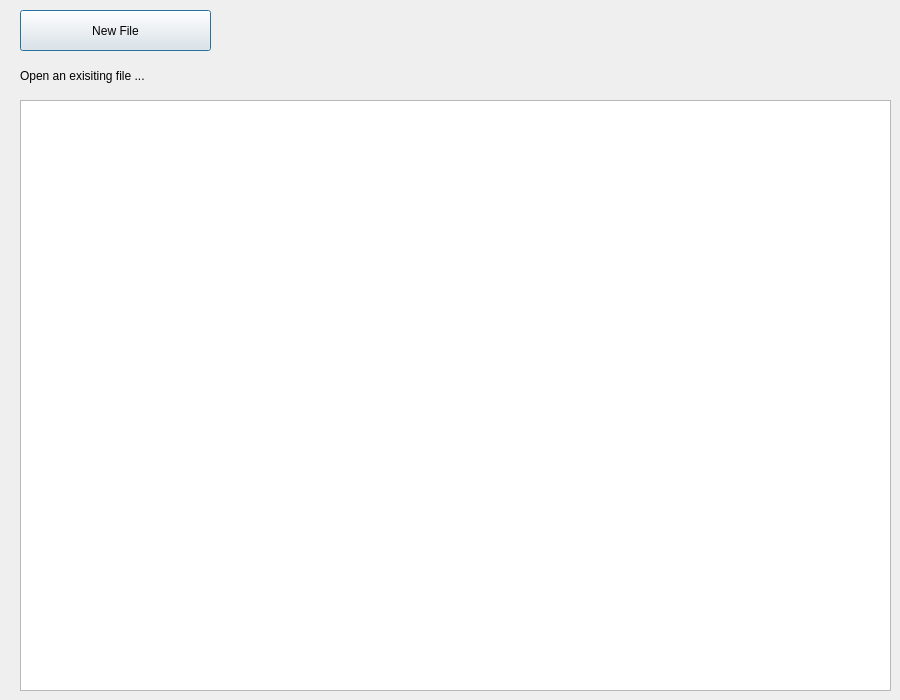
Old version of the form openfiledialog.ui in the repository letol/shared-editor.
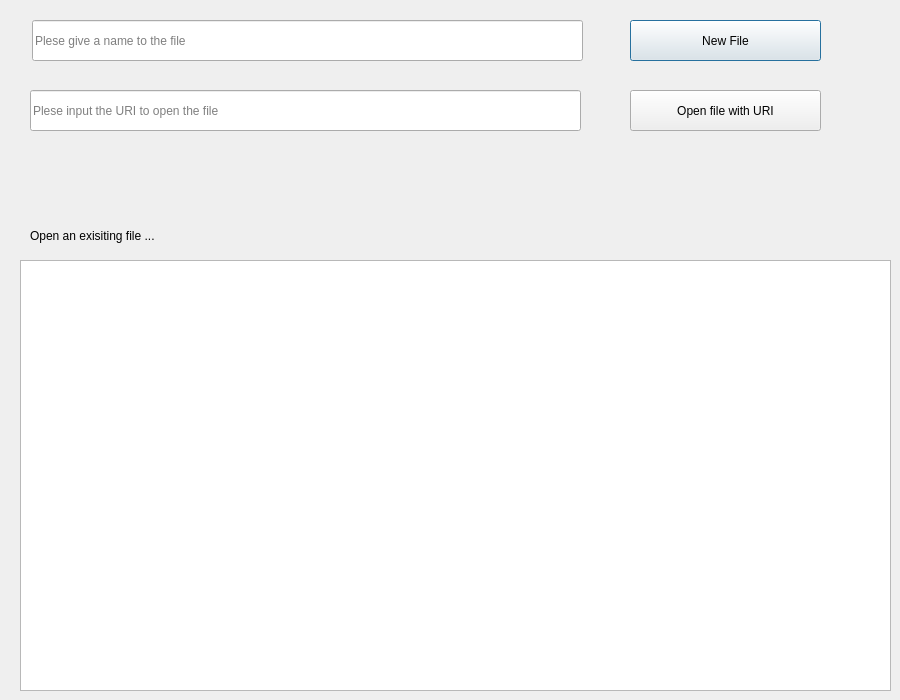
New version of the form.

Commit message: modify layout openfiledialog

The edit to the form file:
```diff
--- a/openfiledialog.ui
+++ b/openfiledialog.ui
@@ -17,9 +17,9 @@
    <property name="geometry">
     <rect>
      <x>20</x>
-     <y>100</y>
+     <y>260</y>
      <width>871</width>
-     <height>591</height>
+     <height>431</height>
     </rect>
    </property>
    <property name="iconSize">
@@ -50,8 +50,8 @@
   <widget class="QPushButton" name="pushButton">
    <property name="geometry">
     <rect>
-     <x>20</x>
-     <y>10</y>
+     <x>630</x>
+     <y>20</y>
      <width>191</width>
      <height>41</height>
     </rect>
@@ -63,8 +63,8 @@
   <widget class="QLabel" name="label">
    <property name="geometry">
     <rect>
-     <x>20</x>
-     <y>60</y>
+     <x>30</x>
+     <y>220</y>
      <width>201</width>
      <height>31</height>
     </rect>
@@ -73,6 +73,45 @@
     <string>Open an exisiting file ...</string>
    </property>
   </widget>
+  <widget class="QPushButton" name="uriPushButton">
+   <property name="geometry">
+    <rect>
+     <x>630</x>
+     <y>90</y>
+     <width>191</width>
+     <height>41</height>
+    </rect>
+   </property>
+   <property name="text">
+    <string>Open file with URI</string>
+   </property>
+  </widget>
+  <widget class="QLineEdit" name="nameFile">
+   <property name="geometry">
+    <rect>
+     <x>32</x>
+     <y>20</y>
+     <width>551</width>
+     <height>41</height>
+    </rect>
+   </property>
+   <property name="placeholderText">
+    <string>Plese give a name to the file</string>
+   </property>
+  </widget>
+  <widget class="QLineEdit" name="uri">
+   <property name="geometry">
+    <rect>
+     <x>30</x>
+     <y>90</y>
+     <width>551</width>
+     <height>41</height>
+    </rect>
+   </property>
+   <property name="placeholderText">
+    <string>Plese input the URI to open the file</string>
+   </property>
+  </widget>
  </widget>
  <resources/>
  <connections/>
```
Left out of the diff: 2 changed lines with no effect on the pictures. The commit also changes 6 other files.
